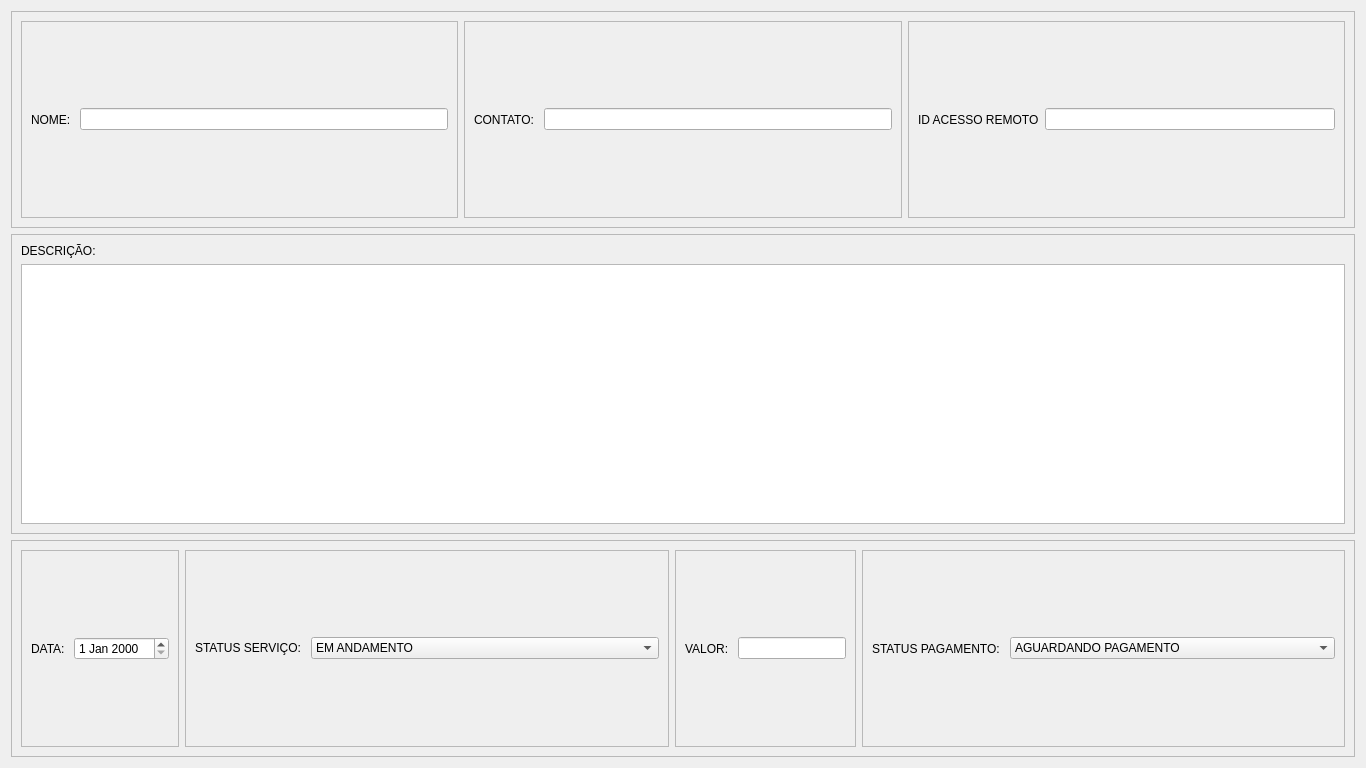
Old version of the form ui/create_window.ui in the repository AlyssonMartinsDev/WorkWorders-Controller.
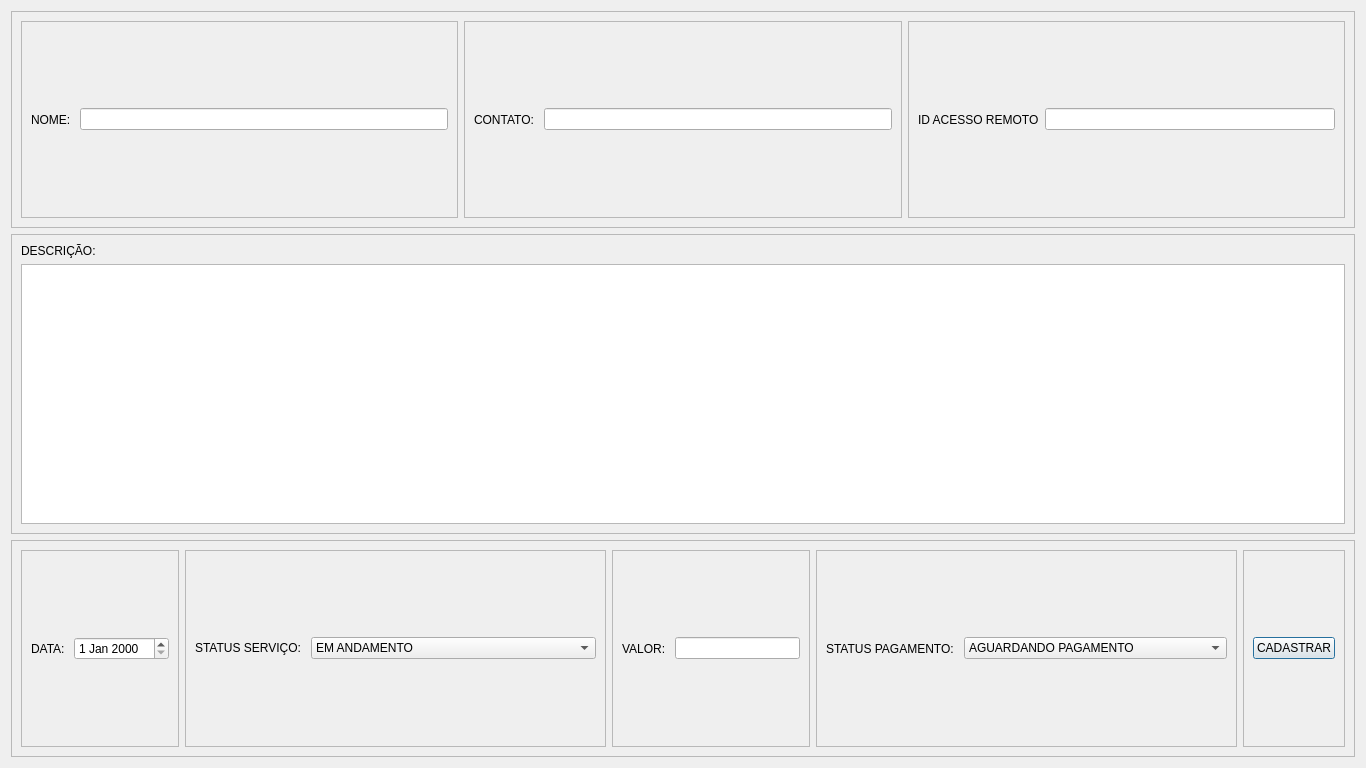
New version of the form.

```diff
--- a/ui/create_window.ui
+++ b/ui/create_window.ui
@@ -16,6 +16,12 @@
     <height>768</height>
    </size>
   </property>
+  <property name="maximumSize">
+   <size>
+    <width>1366</width>
+    <height>768</height>
+   </size>
+  </property>
   <property name="windowTitle">
    <string>Dialog</string>
   </property>
@@ -134,7 +140,7 @@
      <property name="frameShadow">
       <enum>QFrame::Shadow::Raised</enum>
      </property>
-     <layout class="QHBoxLayout" name="horizontalLayout_5" stretch="0,1,0,1">
+     <layout class="QHBoxLayout" name="horizontalLayout_5" stretch="0,1,0,1,0">
       <item alignment="Qt::AlignmentFlag::AlignHCenter">
        <widget class="QFrame" name="frame_8">
         <property name="frameShape">
@@ -226,7 +232,14 @@
           </widget>
          </item>
          <item>
-          <widget class="QLineEdit" name="lineEdit_price"/>
+          <widget class="QLineEdit" name="lineEdit_price">
+           <property name="minimumSize">
+            <size>
+             <width>125</width>
+             <height>21</height>
+            </size>
+           </property>
+          </widget>
          </item>
         </layout>
        </widget>
@@ -264,6 +277,25 @@
         </layout>
        </widget>
       </item>
+      <item>
+       <widget class="QFrame" name="frame_11">
+        <property name="frameShape">
+         <enum>QFrame::Shape::StyledPanel</enum>
+        </property>
+        <property name="frameShadow">
+         <enum>QFrame::Shadow::Raised</enum>
+        </property>
+        <layout class="QHBoxLayout" name="horizontalLayout_10">
+         <item>
+          <widget class="QPushButton" name="btn_create">
+           <property name="text">
+            <string>CADASTRAR</string>
+           </property>
+          </widget>
+         </item>
+        </layout>
+       </widget>
+      </item>
      </layout>
     </widget>
    </item>
```
Left out of the diff: 6 changed lines with no effect on the pictures.
